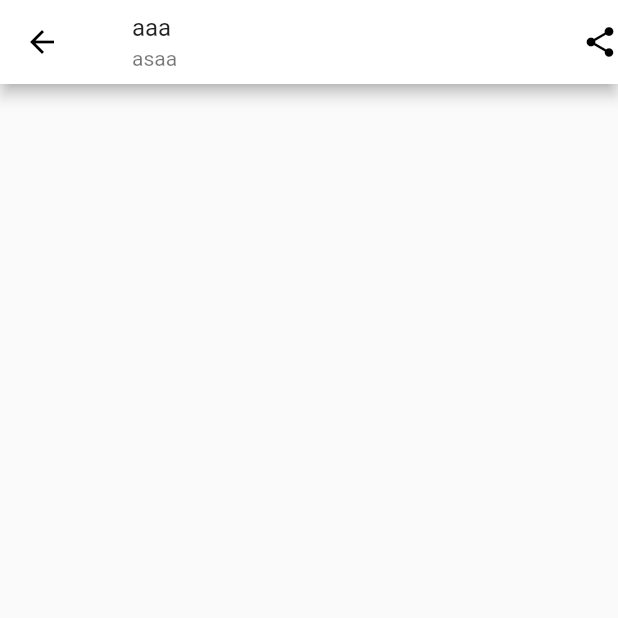
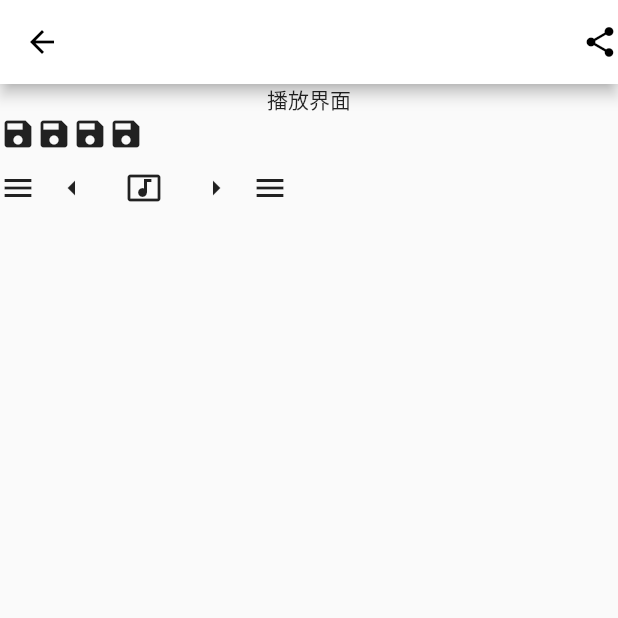
Before and after one commit to panhonghang/flutter-learning, a Flutter app: the PlayPage screen opened directly, on a phone screen of 412 x 824 dp, the top half of it. Run offline on Flutter 3.47's test engine with Material 2 defaults, Android fonts, the phone set to English and light mode, and no system bars; our stand-ins replace audioplayers, dio; network calls fail.

Commit message:
播放页面

```diff
--- a/clould_music/lib/pages/play_page.dart
+++ b/clould_music/lib/pages/play_page.dart
@@ -1,4 +1,6 @@
 import 'package:flutter/material.dart';
+import 'package:audioplayers/audioplayers.dart';
+
 
 class PlayPage extends StatefulWidget {
   @override
@@ -6,8 +8,37 @@ class PlayPage extends StatefulWidget {
 }
 
 class _PlayPageState extends State<PlayPage> {
+
+  AudioPlayer audioPlayer = AudioPlayer();
+
+  play(String url) async {
+      int result = await audioPlayer.play(url);
+      if (result == 1) {
+        // success
+        print('play success');
+      } else {
+        print('play failed');
+      }
+    }
+
+  pause() async {
+      int result = await audioPlayer.pause();
+      if (result == 1) {
+        // success
+        print('pause success');
+      } else {
+        print('pause failed');
+      }
+    }
+
+  String songName = '';
+  String singer = '';
+  String url = '';
+  bool flag = true;
+
   @override
   Widget build(BuildContext context) {
+
     return Container(
       child: Scaffold(
         appBar: AppBar(
@@ -18,13 +49,70 @@ class _PlayPageState extends State<PlayPage> {
             },
           ),
           title: ListTile(
-            title: Text('aaa'),
-            subtitle: Text('asaa'),
+            title: Text(songName),
+            subtitle: Text(singer),
           ),
           actions: <Widget>[
             Icon(Icons.share),
           ],
         ),
+       body: Container(
+         child: Column(
+           children: <Widget>[
+             Container(
+               child: Text('播放界面'),
+             ),
+             Container(
+               child: Row(
+                 children: <Widget>[
+                   Icon(Icons.save),
+                   Icon(Icons.save),
+                   Icon(Icons.save),
+                   Icon(Icons.save),
+                 ],
+               ),
+             ),
+             Container(
+               child: Row(
+                 children: <Widget>[
+                   Icon(Icons.menu),
+                   Container(
+                     child: Row(
+                       children: <Widget>[
+                         IconButton(
+                            icon: Icon(Icons.arrow_left),
+                            onPressed: (){
+                              play(url);
+                            },
+                          ),
+                          IconButton(
+                            icon: Icon(Icons.music_video),
+                            onPressed: (){
+                              if(flag){
+                                play(url);
+                                flag = !flag;
+                              } else {
+                                pause();
+                                flag = !flag;
+                              }
+                            },
+                          ),
+                          IconButton(
+                            icon: Icon(Icons.arrow_right),
+                            onPressed: (){
+                              play(url);
+                            },
+                          ),
+                       ],
+                     ),
+                   ),
+                   Icon(Icons.menu),
+                 ],
+               ),
+             )
+           ],
+         ),
+       ),
       )
     );
   }
```
